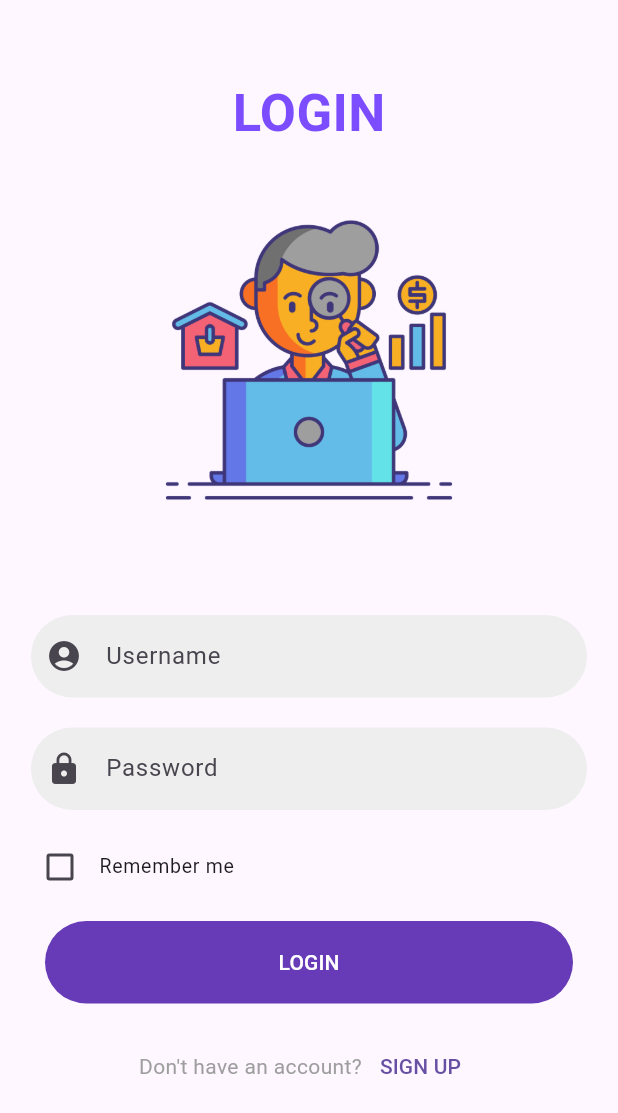
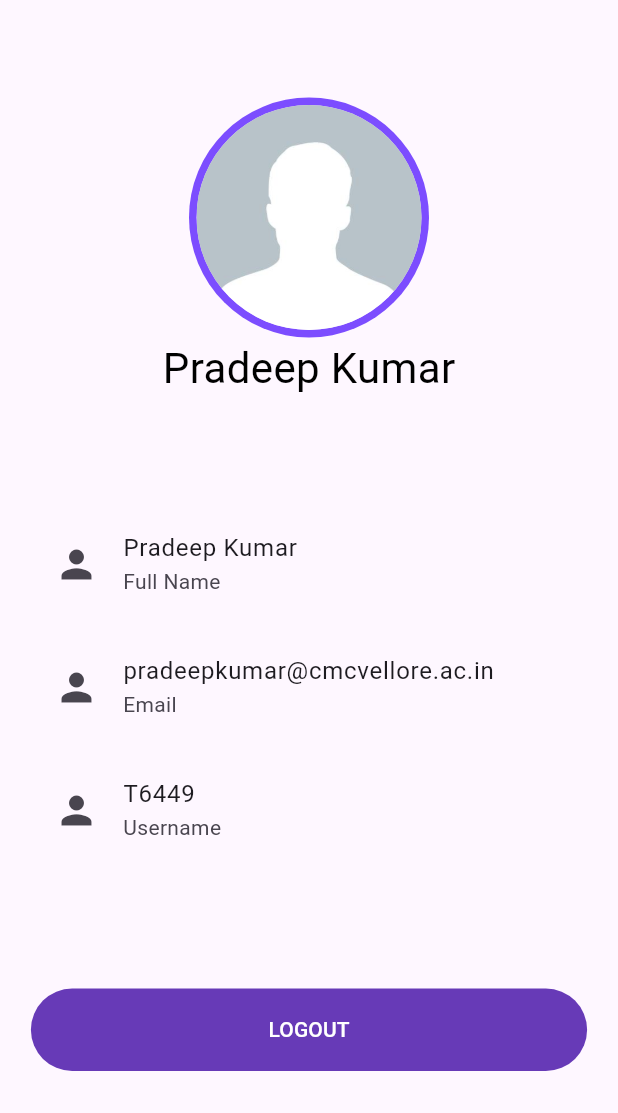
Before and after one commit to pradeepinsta/chips_research_funds, a Flutter app: the LoginScreen screen opened directly, after a tap on "LOGIN", on a phone screen of 412 x 824 dp. Shown: the top 1113 px of the screen. Run offline on Flutter 3.47's test engine with Material 3 defaults, Android fonts, the phone set to English and light mode, and no system bars; our stand-ins replace sqflite; accounts and stored records are empty.

Commit message:
Profile Design Done

```diff
--- a/lib/login.dart
+++ b/lib/login.dart
@@ -1,5 +1,6 @@
 import 'package:chips_research_funds/Components/button.dart';
 import 'package:chips_research_funds/Components/textfield.dart';
+import 'package:chips_research_funds/profile.dart';
 import 'package:chips_research_funds/signup.dart';
 import 'package:flutter/material.dart';
 
@@ -51,7 +52,11 @@ class _LoginScreenState extends State<LoginScreen> {
 
                   Container(
                       margin:const  EdgeInsets.symmetric(horizontal: 30),
-                      child: Button(label: "LOGIN", press: () {})),
+                      child: Button(
+                          label: "LOGIN",
+                          press: () {
+                            Navigator.push(context, MaterialPageRoute(builder: (context)=> const Profile()));
+                          })),
 
                   const SizedBox(height: 10),
                   Row(
--- /dev/null
+++ b/lib/profile.dart
@@ -0,0 +1,62 @@
+import 'package:chips_research_funds/Components/button.dart';
+import 'package:chips_research_funds/auth.dart';
+import 'package:flutter/material.dart';
+
+class Profile extends StatelessWidget {
+  const Profile({super.key});
+
+  @override
+  Widget build(BuildContext context) {
+    return Scaffold(
+      body: SingleChildScrollView(
+        child: SafeArea(
+          child: Padding(
+            padding: const EdgeInsets.symmetric(vertical: 65.0, horizontal: 20.0),
+            child: Column(
+              mainAxisAlignment: MainAxisAlignment.center,
+            children: [
+              const CircleAvatar(
+                backgroundColor: Colors.deepPurpleAccent,
+                radius: 80,
+                child: CircleAvatar(
+                  backgroundImage: AssetImage("assets/user.jpg"),
+                  radius: 75,
+                ),
+              ),
+
+              const Text("Pradeep Kumar",style: TextStyle(fontSize: 28, color: Colors.black),),
+              // const Text("pradeepkumar@cmcvellore.ac.in",style: TextStyle(fontSize: 18, color: Colors.grey),),
+
+
+              const SizedBox(height: 75,),
+              const ListTile(
+                leading: Icon(Icons.person, size: 30,),
+                subtitle: Text("Full Name"),
+                title: Text("Pradeep Kumar"),
+              ),
+
+              const SizedBox(height: 10,),
+              const ListTile(
+                leading: Icon(Icons.person, size: 30,),
+                subtitle: Text("Email"),
+                title: Text("pradeepkumar@cmcvellore.ac.in"),
+              ),
+
+              const SizedBox(height: 10,),
+              const ListTile(
+                leading: Icon(Icons.person, size: 30,),
+                subtitle: Text("Username"),
+                title: Text("T6449"),
+              ),
+
+              const SizedBox(height: 75,),
+              Button(label: "LOGOUT", press: (){
+                Navigator.push(context, MaterialPageRoute(builder: (context)=> const AuthScreen()));
+              }),
+             ],
+            ),
+          ),),
+      ),
+    );
+  }
+}
--- a/pubspec.yaml
+++ b/pubspec.yaml
@@ -35,6 +35,8 @@ dependencies:
   # The following adds the Cupertino Icons font to your application.
   # Use with the CupertinoIcons class for iOS style icons.
   cupertino_icons: ^1.0.8
+  sqflite: ^2.4.0
+  path: ^1.9.0
 
 dev_dependencies:
   flutter_test:
```
Also changed, not shown: lib/JSON/users.dart (added, +41 -0 lines), lib/SQLite/database_helper.dart (added, +28 -0 lines), pubspec.lock, 1 other file.
